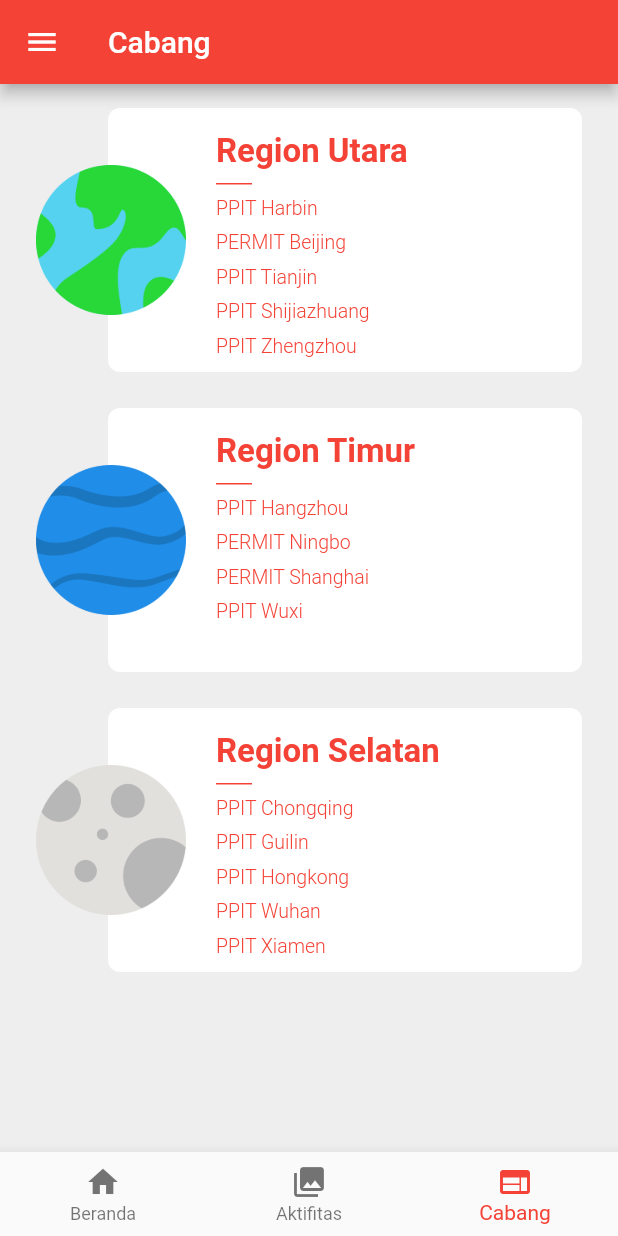
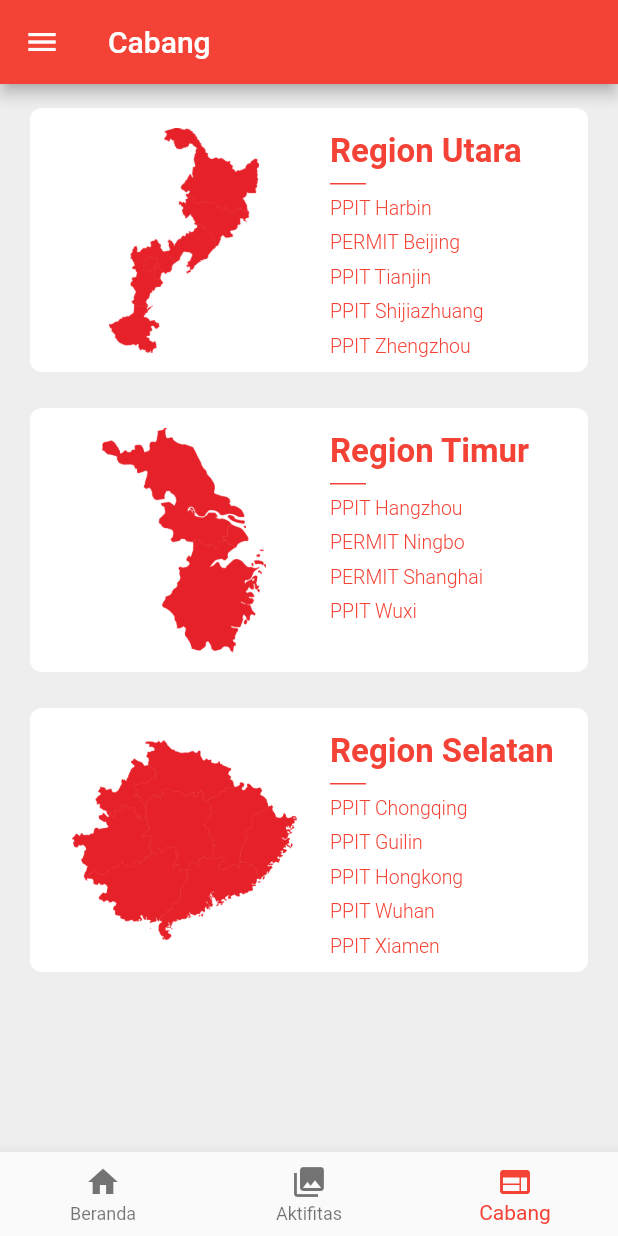
Before and after one commit to arrivaldwis/PPI-Tiongkok-Flutter, a Flutter app: the screen it shows after launch, swiped to page 3, on a phone screen of 412 x 824 dp. Run offline on Flutter 3.47's test engine with Material 2 defaults, Android fonts, the phone set to English and light mode, and no system bars; our stand-ins replace fluro, flutter_spinkit, transparent_image; missing offline and left inert: flutter_pdf_viewer, flutter_webview_plugin, mailer; network calls fail; Roboto replaces fonts that are missing (Poppins).

Commit message:
Lokalisasi resource gambar
- perubahan gambar planet menjadi peta
- lokalisasi png media partner

```diff
--- a/lib/main.dart
+++ b/lib/main.dart
@@ -260,16 +260,16 @@ class TabsState extends State<Tabs> {
                   mainAxisAlignment: MainAxisAlignment.start,
                   crossAxisAlignment: CrossAxisAlignment.start,
                   children: <Widget>[
-                    new Image.network(
-                      'http://www.ppitiongkok.org/wp-content/uploads/2018/10/krjogja.jpg',
+                    new Image.asset(
+                      'assets/img/krjogja.png',
                       height: 30.0, width: 70.0,
                     ),
-                    new Image.network(
-                      'http://www.ppitiongkok.org/wp-content/uploads/2018/10/myhomie.jpg',
+                    new Image.asset(
+                      'assets/img/myhomieclub.png',
                       height: 30.0, width: 70.0,
                     ),
-                    new Image.network(
-                      'http://www.ppitiongkok.org/wp-content/uploads/2018/10/rilisid.jpg',
+                    new Image.asset(
+                      'assets/img/rilisid.png',
                       height: 30.0, width: 70.0,
                     ),
                   ],
--- a/lib/screens/cabang/cabangRow.dart
+++ b/lib/screens/cabang/cabangRow.dart
@@ -4,39 +4,39 @@ import '../Theme.dart' as Theme;
 import './cabangWebsite.dart';
 
 class cabangRow extends StatelessWidget {
-  final Cabang planet;
+  final Cabang china;
 
-  cabangRow(this.planet);
+  cabangRow(this.china);
 
   @override
   Widget build(BuildContext context) {
     final planetThumbnail = new Container(
-      alignment: new FractionalOffset(0.0, 0.5),
+      alignment: new FractionalOffset(0.1, 0.5),
       margin: const EdgeInsets.only(left: 24.0),
       child: new Hero(
-        tag: 'planet-icon-${planet.id}',
+        tag: 'planet-icon-${china.id}',
         child: new Image(
-          image: new AssetImage(planet.image),
-          height: Theme.Dimens.planetHeight,
-          width: Theme.Dimens.planetWidth,
+          image: new AssetImage(china.image),
+          height: 150.0,
+          width: 150.0,
         ),
       ),
     );
 
     final planetCard = new Container(
-      margin: const EdgeInsets.only(left: 72.0, right: 24.0),
+      margin: const EdgeInsets.only(left: 20.0, right: 20.0),
       decoration: new BoxDecoration(
         color: Theme.Colors.planetCard,
         shape: BoxShape.rectangle,
         borderRadius: new BorderRadius.circular(8.0),
       ),
       child: new Container(
-        margin: const EdgeInsets.only(top: 16.0, left: 72.0),
+        margin: const EdgeInsets.only(top: 16.0, left: 200.0),
         constraints: new BoxConstraints.expand(),
         child: new Column(
           crossAxisAlignment: CrossAxisAlignment.start,
           children: <Widget>[
-            new Text(planet.name, style: Theme.TextStyles.planetTitle),
+            new Text(china.name, style: Theme.TextStyles.planetTitle),
             new Container(
                 color: const Color(0xFFF44336),
                 width: 24.0,
@@ -45,7 +45,7 @@ class cabangRow extends StatelessWidget {
             ListView.builder(
               shrinkWrap: true,
               physics: ClampingScrollPhysics(),
-              itemCount: planet.daftarCabang.length,
+              itemCount: china.daftarCabang.length,
               itemBuilder: (context, index) => new InkWell(
                     onTap: () =>
                         Navigator.of(context).push(new PageRouteBuilder(
@@ -53,13 +53,13 @@ class cabangRow extends StatelessWidget {
                               (context, animation, secondaryAnimation) =>
                                   new CabangWebsite(
                                       key: new ObjectKey(index),
-                                      title: planet.daftarCabang[index].name,
+                                      title: china.daftarCabang[index].name,
                                       endpoint:
-                                          planet.daftarCabang[index].endpoint),
+                                          china.daftarCabang[index].endpoint),
                         )),
                     child: new Container(
                         padding: const EdgeInsets.only(bottom: 8.0),
-                        child: Text(planet.daftarCabang[index].name,
+                        child: Text(china.daftarCabang[index].name,
                             style: Theme.TextStyles.planetDistance2)),
                   ),
             ),
--- a/pubspec.yaml
+++ b/pubspec.yaml
@@ -42,12 +42,13 @@ flutter:
     - res/djauharioratmangun.jpg
     - res/fadlanmuzakki.png
     - res/bendera.jpg
-    - assets/img/mars.png
     - assets/img/neptune.png
     - assets/img/moon.png
     - assets/img/earth.png
-    - assets/img/mercury.png
     - assets/img/no_image.jpg
+    - assets/img/krjogja.png
+    - assets/img/myhomieclub.png
+    - assets/img/rilisid.png
     - assets/pdf/ADART.pdf
     - assets/pdf/STRUKTUR.pdf
 
```
Also changed, not shown: assets/img/earth.png, assets/img/krjogja.png (added), assets/img/mars.png (deleted), assets/img/mercury.png (deleted), assets/img/moon.png, assets/img/myhomieclub.png (added), assets/img/neptune.png, assets/img/rilisid.png (added).
